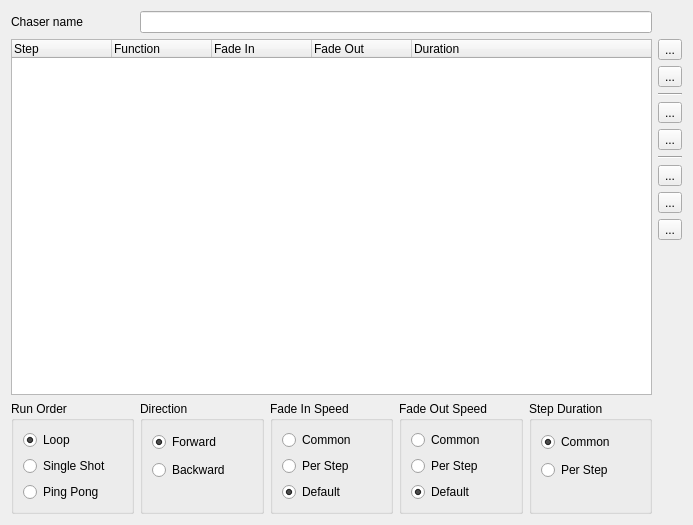
This is trunk/ui/src/chasereditor.ui in Bondzio/qlc as Qt 5 draws it before an edit. The edited form follows.
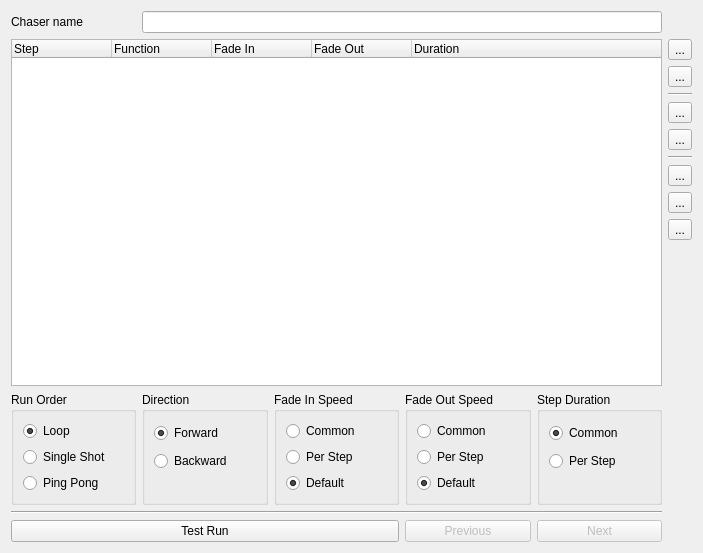
This is the edited form. Icons and pictures are not drawn.

Commit message: Implemented a test button with next & prev to chaser editor

Patch:
```diff
--- a/trunk/ui/src/chasereditor.ui
+++ b/trunk/ui/src/chasereditor.ui
@@ -6,8 +6,8 @@
    <rect>
     <x>0</x>
     <y>0</y>
-    <width>693</width>
-    <height>525</height>
+    <width>703</width>
+    <height>553</height>
    </rect>
   </property>
   <property name="windowTitle">
@@ -473,6 +473,43 @@
      </layout>
     </widget>
    </item>
+   <item row="13" column="0" colspan="3">
+    <widget class="QPushButton" name="m_testButton">
+     <property name="text">
+      <string>Test Run</string>
+     </property>
+     <property name="checkable">
+      <bool>true</bool>
+     </property>
+    </widget>
+   </item>
+   <item row="13" column="4">
+    <widget class="QPushButton" name="m_testNextButton">
+     <property name="enabled">
+      <bool>false</bool>
+     </property>
+     <property name="text">
+      <string>Next</string>
+     </property>
+    </widget>
+   </item>
+   <item row="13" column="3">
+    <widget class="QPushButton" name="m_testPreviousButton">
+     <property name="enabled">
+      <bool>false</bool>
+     </property>
+     <property name="text">
+      <string>Previous</string>
+     </property>
+    </widget>
+   </item>
+   <item row="12" column="0" colspan="5">
+    <widget class="Line" name="line_3">
+     <property name="orientation">
+      <enum>Qt::Horizontal</enum>
+     </property>
+    </widget>
+   </item>
   </layout>
  </widget>
  <resources>
```
The commit also changes 4 other files.
